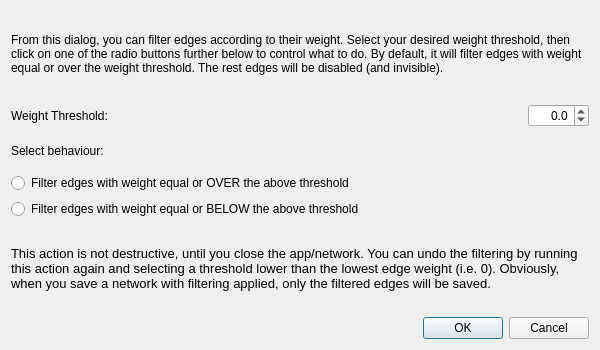
First picture: the form in src/forms/dialogfilteredgesbyweight.ui, repository socnetv/app, before the edit.
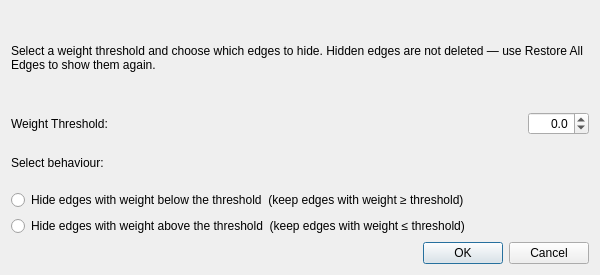
Second picture: the form after the edit.

Commit message:
WS9 |  Implements #213 — Restore All Edges:   - Graph::edgeFilterReset(): re-enables all edges in the current relation.   - New QAction editFilterEdgesRestoreAllAct (Ctrl+E, Ctrl+R) wired to     slotEditFilterEdgesReset(). Enabled when weight filter is applied,     disabled after restore.   - Added to Filter menu after editFilterEdgesByWeightAct.   - Replaces the legacy undo workaround (re-run dialog with threshold 0).
  Closes #213

```diff
--- a/src/forms/dialogfilteredgesbyweight.ui
+++ b/src/forms/dialogfilteredgesbyweight.ui
@@ -7,13 +7,13 @@
     <x>0</x>
     <y>0</y>
     <width>600</width>
-    <height>350</height>
+    <height>275</height>
    </rect>
   </property>
   <property name="minimumSize">
    <size>
     <width>600</width>
-    <height>350</height>
+    <height>275</height>
    </size>
   </property>
   <property name="windowTitle">
@@ -23,7 +23,7 @@
    <item row="0" column="0">
     <widget class="QLabel" name="label_2">
      <property name="text">
-      <string>From this dialog, you can filter edges according to their weight. Select your desired weight threshold, then click on one of the radio buttons further below to control what to do. By default, it will filter edges with weight equal or over the weight threshold. The rest edges will be disabled (and invisible).</string>
+      <string>Select a weight threshold and choose which edges to hide. Hidden edges are not deleted — use Restore All Edges to show them again.</string>
      </property>
      <property name="textFormat">
       <enum>Qt::TextFormat::RichText</enum>
@@ -67,7 +67,7 @@
        <property name="sizeHint" stdset="0">
         <size>
          <width>40</width>
-         <height>25</height>
+         <height>20</height>
         </size>
        </property>
       </spacer>
@@ -111,35 +111,20 @@
      <item>
       <widget class="QRadioButton" name="overThresholdBt">
        <property name="text">
-        <string>Filter edges with weight equal or OVER the above threshold</string>
+        <string>Hide edges with weight below the threshold  (keep edges with weight ≥ threshold)</string>
        </property>
       </widget>
      </item>
      <item>
       <widget class="QRadioButton" name="belowThresholdBt">
        <property name="text">
-        <string>Filter edges with weight equal or BELOW the above threshold</string>
+        <string>Hide edges with weight above the threshold  (keep edges with weight ≤ threshold)</string>
        </property>
       </widget>
      </item>
     </layout>
    </item>
    <item row="3" column="0">
-    <widget class="QLabel" name="label_3">
-     <property name="font">
-      <font>
-       <pointsize>10</pointsize>
-      </font>
-     </property>
-     <property name="text">
-      <string>This action is not destructive, until you close the app/network. You can undo the filtering by running this action again and selecting a threshold lower than the lowest edge weight (i.e. 0). Obviously, when you save a network with filtering applied, only the filtered edges will be saved.</string>
-     </property>
-     <property name="wordWrap">
-      <bool>true</bool>
-     </property>
-    </widget>
-   </item>
-   <item row="4" column="0">
     <widget class="QDialogButtonBox" name="buttonBox">
      <property name="orientation">
       <enum>Qt::Orientation::Horizontal</enum>
```
Left out of the diff: 6 changed lines with no effect on the pictures. The commit also changes 4 other files.
